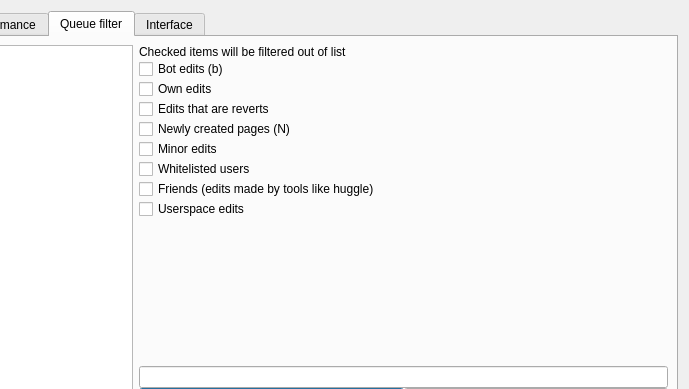
Old version of the form huggle/preferences.ui in the repository huggle/huggle3-qt-lx; both pictures show x 417 to 1106 and y 0 to 389 of the 1106 by 481 pixel window.
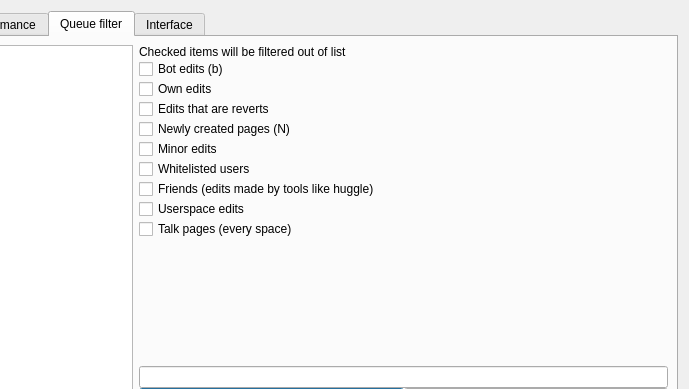
New version of the form. The open tabs and pages were chosen to show the change.

Patch:
```diff
--- a/huggle/preferences.ui
+++ b/huggle/preferences.ui
@@ -567,6 +567,13 @@
            </property>
           </widget>
          </item>
+         <item>
+          <widget class="QCheckBox" name="checkBox_29">
+           <property name="text">
+            <string>Talk pages (every space)</string>
+           </property>
+          </widget>
+         </item>
          <item>
           <spacer name="verticalSpacer_6">
            <property name="orientation">
```
